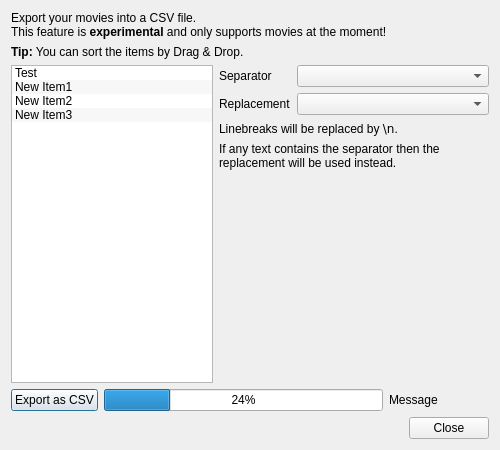
This is src/ui/export/CsvExportDialog.ui in Komet/MediaElch as Qt 5 draws it before an edit. The edited form follows.
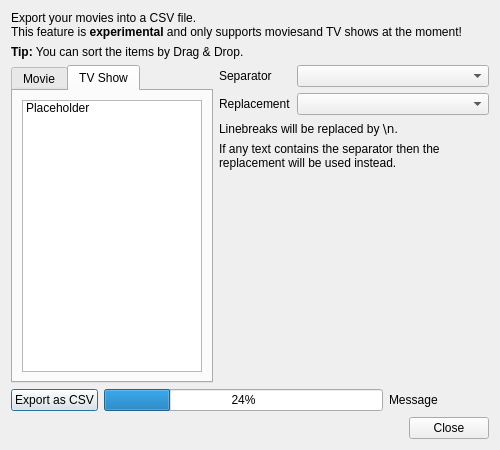
This is the edited form. The open tabs and pages were chosen to show the change. Custom widgets are drawn as their Qt base class.

Commit message: [CSV Export] Add first basic TV show/episode export

Diff of the .ui file:
```diff
--- a/src/ui/export/CsvExportDialog.ui
+++ b/src/ui/export/CsvExportDialog.ui
@@ -17,7 +17,7 @@
    <item>
     <widget class="QLabel" name="lblIntro">
      <property name="text">
-      <string>&lt;html&gt;&lt;head/&gt;&lt;body&gt;&lt;p&gt;Export your movies into a CSV file.&lt;br/&gt;This feature is &lt;span style=&quot; font-weight:600;&quot;&gt;experimental&lt;/span&gt; and only supports movies at the moment!&lt;/p&gt;&lt;/body&gt;&lt;/html&gt;</string>
+      <string>&lt;html&gt;&lt;head/&gt;&lt;body&gt;&lt;p&gt;Export your movies into a CSV file.&lt;br/&gt;This feature is &lt;span style=&quot; font-weight:600;&quot;&gt;experimental&lt;/span&gt; and only supports moviesand TV shows at the moment!&lt;/p&gt;&lt;/body&gt;&lt;/html&gt;</string>
      </property>
      <property name="textFormat">
       <enum>Qt::RichText</enum>
@@ -40,7 +40,17 @@
    <item>
     <layout class="QHBoxLayout" name="layoutSettings" stretch="3,4">
      <item>
-      <widget class="QListWidget" name="detailsToExport">
+      <widget class="QTabWidget" name="tabDetailsWidget">
+       <property name="currentIndex">
+        <number>0</number>
+       </property>
+       <widget class="QWidget" name="tabMovieDetails">
+        <attribute name="title">
+         <string>Movie</string>
+        </attribute>
+        <layout class="QVBoxLayout" name="verticalLayout_3">
+         <item>
+          <widget class="QListWidget" name="movieDetailsToExport">
        <property name="minimumSize">
         <size>
          <width>0</width>
@@ -61,24 +71,47 @@
        </property>
        <item>
         <property name="text">
-         <string>Test</string>
-        </property>
-       </item>
-       <item>
-        <property name="text">
-         <string>New Item1</string>
-        </property>
-       </item>
+             <string notr="true">Placeholder</string>
+            </property>
+           </item>
+          </widget>
+         </item>
+        </layout>
+       </widget>
+       <widget class="QWidget" name="tabTvShowDetails">
+        <attribute name="title">
+         <string>TV Show</string>
+        </attribute>
+        <layout class="QVBoxLayout" name="verticalLayout_4">
        <item>
-        <property name="text">
-         <string>New Item2</string>
-        </property>
-       </item>
+          <widget class="QListWidget" name="tvShowDetailsToExport">
+           <property name="minimumSize">
+            <size>
+             <width>0</width>
+             <height>90</height>
+            </size>
+           </property>
+           <property name="dragDropMode">
+            <enum>QAbstractItemView::InternalMove</enum>
+           </property>
+           <property name="alternatingRowColors">
+            <bool>true</bool>
+           </property>
+           <property name="selectionBehavior">
+            <enum>QAbstractItemView::SelectRows</enum>
+           </property>
+           <property name="wordWrap">
+            <bool>true</bool>
+           </property>
        <item>
         <property name="text">
-         <string>New Item3</string>
-        </property>
-       </item>
+             <string notr="true">Placeholder</string>
+            </property>
+           </item>
+          </widget>
+         </item>
+        </layout>
+       </widget>
       </widget>
      </item>
      <item>
```
Left out of the diff: 4 changed lines with no effect on the pictures. Lines whose indentation alone changed are shown as unchanged. The commit also changes 4 other files.
